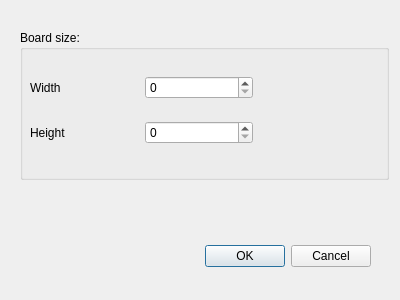
Bruno-Ed-cs/normal_chess, file tools/board_editor/ui_source/new_board.ui: the form before one commit.
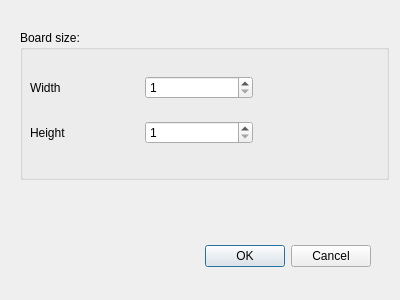
The form after the commit.

What changed in the file:
```diff
--- a/tools/board_editor/ui_source/new_board.ui
+++ b/tools/board_editor/ui_source/new_board.ui
@@ -86,9 +86,15 @@
        </item>
        <item>
         <widget class="QSpinBox" name="spinBox_width">
+         <property name="minimum">
+          <number>1</number>
+         </property>
          <property name="maximum">
           <number>500</number>
          </property>
+         <property name="value">
+          <number>1</number>
+         </property>
         </widget>
        </item>
       </layout>
@@ -104,6 +110,9 @@
        </item>
        <item>
         <widget class="QSpinBox" name="spinBox_height">
+         <property name="minimum">
+          <number>1</number>
+         </property>
          <property name="maximum">
           <number>500</number>
          </property>
```
